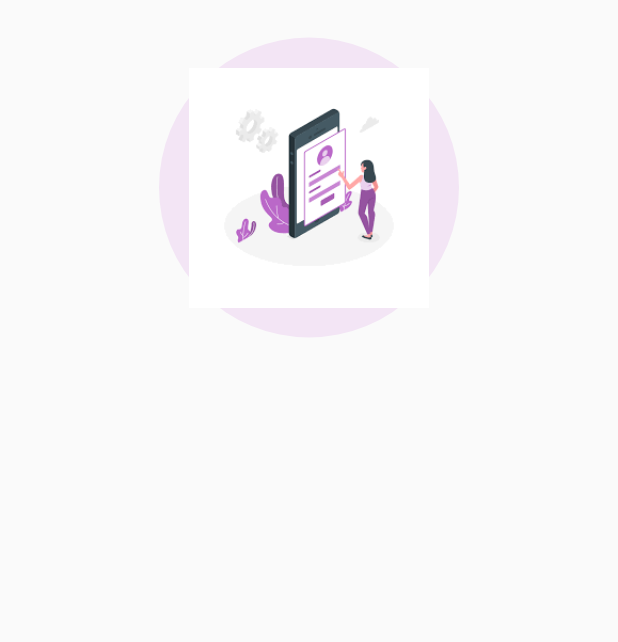
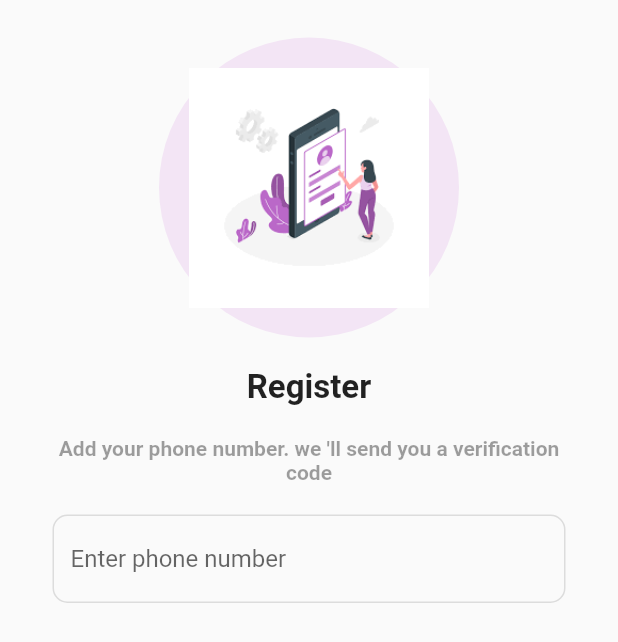
Before and after one commit to Abd0Khalifa/Flutter_FireBase, a Flutter app: the RegisterScreen screen opened directly, on a phone screen of 412 x 824 dp. Shown: the top 642 px of the screen. Run offline on Flutter 3.47's test engine with Material 2 defaults, Android fonts, the phone set to English and light mode, and no system bars.

Commit message:
Abdulrahman Khalifa create TextTormField

```diff
--- a/lib/screens/register_screen.dart
+++ b/lib/screens/register_screen.dart
@@ -8,6 +8,7 @@ class RegisterScreen extends StatefulWidget {
 }
 
 class _RegisterScreenState extends State<RegisterScreen> {
+  final TextEditingController phoneController = TextEditingController();
   @override
   Widget build(BuildContext context) {
     return Scaffold(
@@ -29,6 +30,43 @@ class _RegisterScreenState extends State<RegisterScreen> {
                     "assets/2.png",
                   ),
                 ),
+                const SizedBox(
+                  height: 20,
+                ),
+                const Text(
+                  "Register",
+                  style: TextStyle(
+                    fontSize: 22,
+                    fontWeight: FontWeight.bold,
+                  ),
+                ),
+                const SizedBox(height: 20),
+                const Text(
+                  "Add your phone number. we 'll send you a verification code",
+                  style: TextStyle(
+                    fontSize: 14,
+                    color: Colors.black38,
+                    fontWeight: FontWeight.bold,
+                  ),
+                  textAlign: TextAlign.center,
+                ),
+                const SizedBox(
+                  height: 20,
+                ),
+                TextFormField(
+                  controller: phoneController,
+                  decoration: InputDecoration(
+                    hintText: "Enter phone number",
+                    enabledBorder: OutlineInputBorder(
+                      borderRadius: BorderRadius.circular(10),
+                      borderSide: const BorderSide(color: Colors.black12),
+                    ),
+                    focusedBorder: OutlineInputBorder(
+                      borderRadius: BorderRadius.circular(10),
+                      borderSide: const BorderSide(color: Colors.black12),
+                    ),
+                  ),
+                )
               ],
             ),
           ),
```
